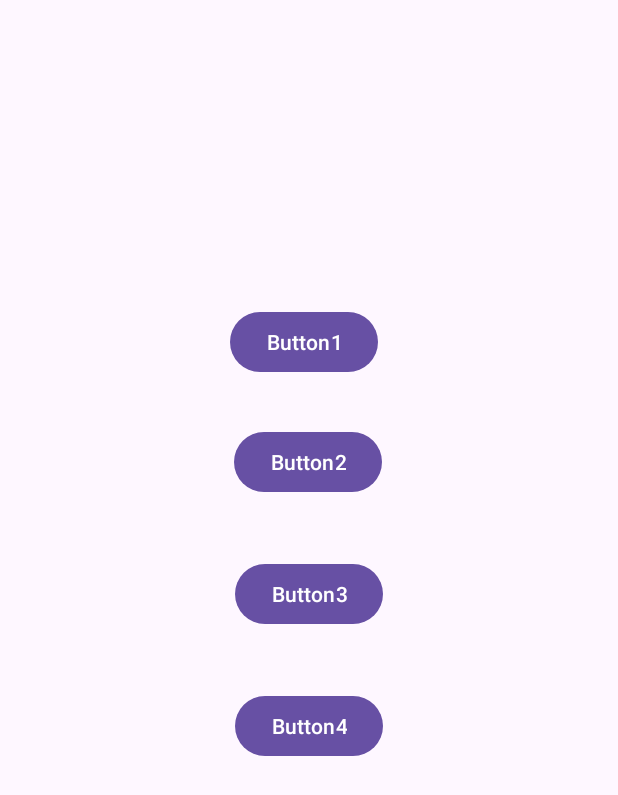
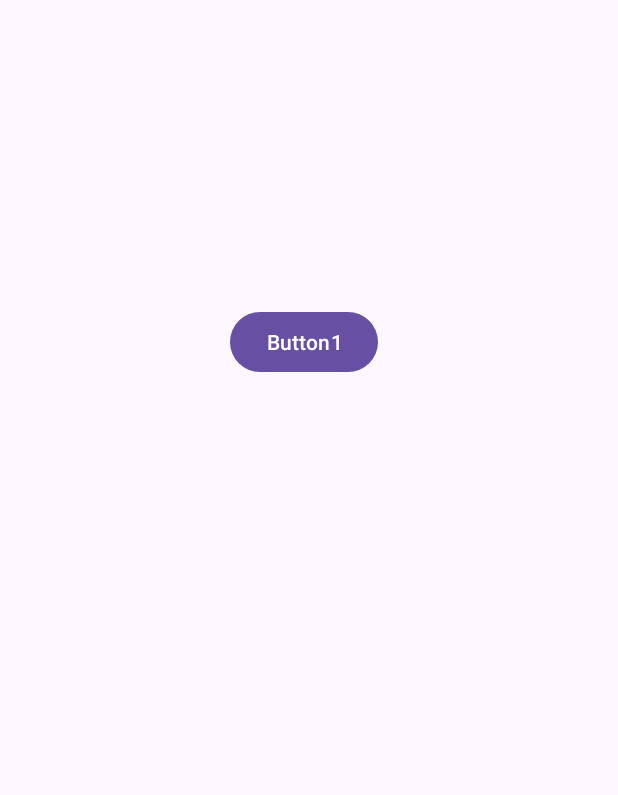
Before and after one commit to aromlob/Actividad_Android, an Android app: the screen it shows after launch (MainActivity), after a tap on "Button1", on a phone screen of 412 x 824 dp. Shown: the top 795 px of the screen. Run offline under Robolectric (Android 15) with nearby library versions, the phone set to English and light mode, and no system bars; 5 statements that could not run were skipped.

```diff
--- a/app/src/main/java/com/example/actvidadesandroid/MainActivity.kt
+++ b/app/src/main/java/com/example/actvidadesandroid/MainActivity.kt
@@ -2,84 +2,57 @@ package com.example.actvidadesandroid
 
 import android.os.Bundle
 import android.util.Log
-import android.view.View
-import android.view.View.OnClickListener
 import android.widget.Button
-import android.widget.ImageView
 import android.widget.TextView
 import android.widget.Toast
 import androidx.activity.enableEdgeToEdge
 import androidx.appcompat.app.AppCompatActivity
-import androidx.core.view.ViewCompat
-import androidx.core.view.WindowInsetsCompat
+
 //Actvidad 5: Ciclo de Vida
 private const val TAG = "MainActivity"
 
-class MainActivity : AppCompatActivity(), OnClickListener {
+class MainActivity : AppCompatActivity() {
     private lateinit var boton : Button
     private lateinit var texto : TextView
-    private lateinit var boton3 : Button
     override fun onCreate(savedInstanceState: Bundle?) {
         super.onCreate(savedInstanceState)
         enableEdgeToEdge()
         setContentView(R.layout.activity_main)
         boton = findViewById(R.id.iv_boton)
         texto = findViewById(R.id.iv_texto)
-        boton3 = findViewById(R.id.button3)
-        initEvent()
-
+        Log.d(TAG,"Metodo onCreate")
+        boton.setOnClickListener {
+            Toast.makeText(this, "Boton 1", Toast.LENGTH_SHORT).show()
+            Log.d(TAG, "Boton 1")
+        }
     }
     override fun onStart() {
         super.onStart()
-        Log.d(TAG, "Se llama después de onCreate. Santi, muestro la pantalla. El usuario aún no puede interaccionar")
+        var claseA = ClaseA("Hola",10)
+
+        claseA.setNumero(30)
+        claseA.setCadena("Hello")
+        Toast.makeText(this, claseA.toString(), Toast.LENGTH_LONG).show()
+        Log.d(TAG, "Clase A OnStart -> ${claseA.toString()}")
     }
     override fun onResume() {
         super.onResume()
-        Log.d(TAG, "El usuario ya puede interaccionar con la pantalla")
+        Log.d(TAG, "OnResume-> se puede interaccionar con la pantalla")
     }
     override fun onPause() {
         super.onPause()
-        Log.d(TAG, "Pierdo el foco de la pantalla. Boton home")
+        Log.d(TAG, "OnPause-> se pierde el foco de la pantalla por el boton home")
     }
     override fun onRestart() {
         super.onRestart()
-        Log.d(TAG, "Vuelvo a estar visible para santi.")
+        Log.d(TAG, "OnRestart-> la aplicacion vuelve a estar visible.")
     }
     override fun onStop() {
         super.onStop()
-        Log.d(TAG, "Dejo de estar visible para el usuario. Otra App, S.O.")
+        Log.d(TAG, "OnStop-> deja de estar visible")
     }
     override fun onDestroy() {
         super.onDestroy()
-        Log.d(TAG, "La actividad muere.")
+        Log.d(TAG, "OnDEstroy-> la actividad muere")
     }
-
-    private fun initEvent(){
-        boton.setOnClickListener{
-            Toast.makeText(this, "Hola!!!!",Toast.LENGTH_LONG).show()
-        }
-        boton3.setOnClickListener(this)
-
-    }
-    fun saludar(view: View) {
-        if (view. id == R.id. iv_boton) {//podría quitarlo, porque sólo lo referencia un sólo botón desde la interfaz
-            Toast.makeText( this, "No quiero saludar!!!",Toast.LENGTH_LONG).show()
-        }
-        else{
-            Toast.makeText( this, "quiero saludar!!!",Toast.LENGTH_LONG).show()
-
-        }
-    }
-
-    override fun onClick(p0: View?) {
-        if (p0?.id == R.id.button3){
-            Toast.makeText(this,"Saludo boton3", Toast.LENGTH_LONG).show()
-        }else{
-            Toast.makeText(this,"Saludo boton4", Toast.LENGTH_LONG).show()
-
-        }
-    }
-
-
-
 }
--- a/app/src/main/res/layout/activity_main.xml
+++ b/app/src/main/res/layout/activity_main.xml
@@ -30,28 +30,16 @@
         app:layout_constraintStart_toStartOf="parent"
         app:layout_constraintVertical_bias="0.596" />
 
-    <Button
-        android:id="@+id/iv_boton2"
-        android:layout_width="wrap_content"
-        android:layout_height="wrap_content"
-        android:layout_marginTop="284dp"
-        android:onClick="saludar"
-        android:text="Button2"
-        app:layout_constraintEnd_toEndOf="parent"
-        app:layout_constraintHorizontal_bias="0.498"
-        app:layout_constraintStart_toStartOf="parent"
-        app:layout_constraintTop_toTopOf="parent"
-        tools:ignore="MissingConstraints" />
-
-    <Button
+    <!--<Button
         android:id="@+id/button3"
         android:layout_width="wrap_content"
         android:layout_height="wrap_content"
-        android:layout_marginTop="40dp"
         android:text="Button3"
         app:layout_constraintEnd_toEndOf="parent"
+        app:layout_constraintHorizontal_bias="0.487"
         app:layout_constraintStart_toStartOf="parent"
-        app:layout_constraintTop_toBottomOf="@+id/iv_boton2" />
+        tools:layout_editor_absoluteY="299dp"
+        tools:ignore="MissingConstraints"/>
 
     <Button
         android:id="@+id/button4"
@@ -64,5 +52,15 @@
         app:layout_constraintTop_toBottomOf="@+id/button3"
         tools:ignore="MissingConstraints" />
 
+    <Button
+        android:id="@+id/iv_button5"
+        android:layout_width="wrap_content"
+        android:layout_height="wrap_content"
+        android:layout_marginTop="40dp"
+        android:text="Button5"
+        app:layout_constraintEnd_toEndOf="parent"
+        app:layout_constraintStart_toStartOf="parent"
+        app:layout_constraintTop_toBottomOf="@+id/button4" />-->
+
 
 </androidx.constraintlayout.widget.ConstraintLayout>
```
